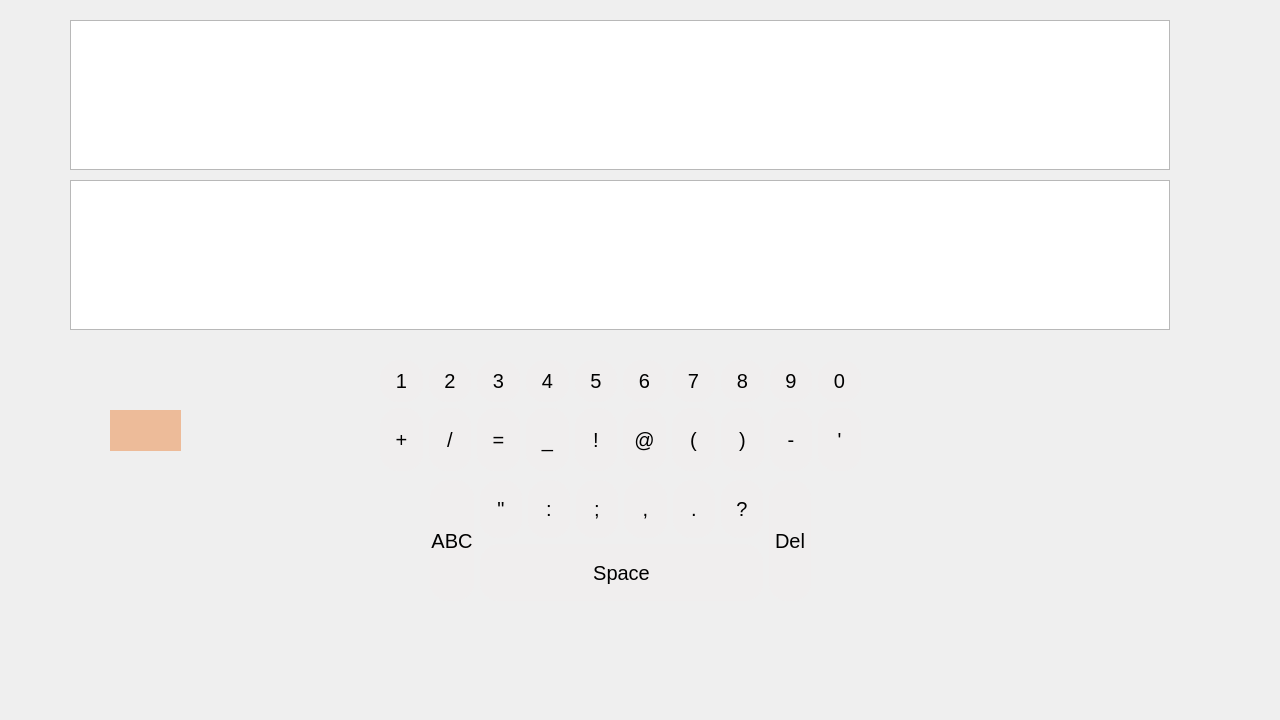
Above: src/mainwindow.ui from 1Sunny1/Morse-Code-Converter-Qt5 before the change. Below: the same form after it.
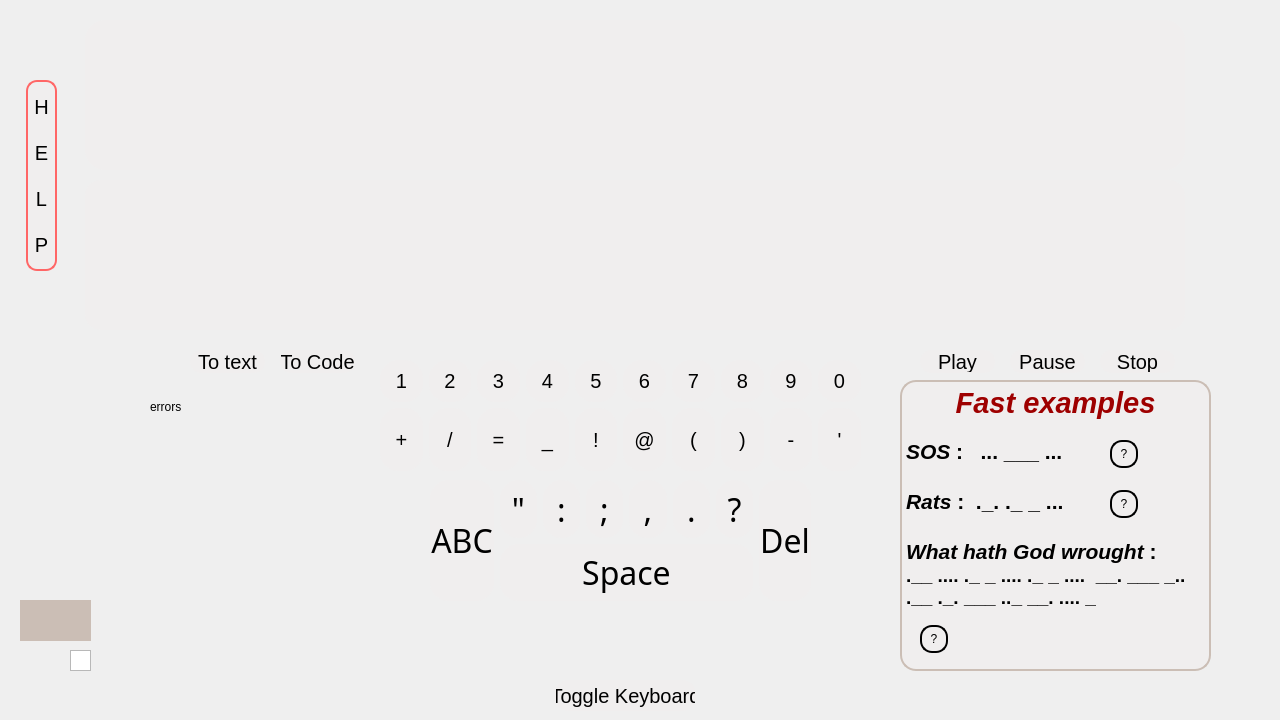
That is the form after the change. The open tabs and pages were chosen to show the change. Custom widgets are drawn as their Qt base class.

Commit message: hide scrollbar at QPlainTextEdit, minor improvements and cleaning. MOAR BUTTONS!

```diff
--- a/src/mainwindow.ui
+++ b/src/mainwindow.ui
@@ -26,11 +26,8 @@
       <height>21</height>
      </rect>
     </property>
-    <property name="font">
-     <font>
-      <family>OCR A Extended</family>
-      <pointsize>16</pointsize>
-     </font>
+    <property name="styleSheet">
+     <string notr="true"/>
     </property>
     <property name="text">
      <string/>
@@ -42,7 +39,7 @@
       <x>360</x>
       <y>350</y>
       <width>531</width>
-      <height>361</height>
+      <height>321</height>
      </rect>
     </property>
     <property name="sizePolicy">
@@ -53,8 +50,8 @@
     </property>
     <property name="styleSheet">
      <string>QPushButton {
+	font: 24pt &quot;Quite Magical&quot;;
 	border: 1px solid #f0eeee; border-radius: 18px;
-	font-size: 20px; font-family: Arial;
 	background-color: #f0eeee;
 }
 
@@ -64,9 +61,8 @@
 }
 
 QPushButton:pressed {
-	border: 2px solid red;
-}
-</string>
+	border: 2px solid #ff6666;
+}</string>
     </property>
     <property name="currentIndex">
      <number>0</number>
@@ -1963,10 +1959,18 @@
            <verstretch>3</verstretch>
           </sizepolicy>
          </property>
+         <property name="font">
+          <font>
+           <family>Quite Magical</family>
+           <pointsize>24</pointsize>
+           <weight>50</weight>
+           <italic>false</italic>
+           <bold>false</bold>
+          </font>
+         </property>
          <property name="styleSheet">
           <string notr="true">QPushButton {
 	border: 1px solid #f0eeee; border-radius: 18px;
-	font-size: 20px; font-family: Arial;
 	background-color: #f0eeee;
 }
 
@@ -1976,9 +1980,8 @@
 }
 
 QPushButton:pressed {
-	border: 2px solid red;
-}
-</string>
+	border: 2px solid #ff6666;
+}</string>
          </property>
          <property name="text">
           <string>;</string>
@@ -1993,10 +1996,18 @@
            <verstretch>3</verstretch>
           </sizepolicy>
          </property>
+         <property name="font">
+          <font>
+           <family>Quite Magical</family>
+           <pointsize>24</pointsize>
+           <weight>50</weight>
+           <italic>false</italic>
+           <bold>false</bold>
+          </font>
+         </property>
          <property name="styleSheet">
           <string notr="true">QPushButton {
 	border: 1px solid #f0eeee; border-radius: 18px;
-	font-size: 20px; font-family: Arial;
 	background-color: #f0eeee;
 }
 
@@ -2006,9 +2017,8 @@
 }
 
 QPushButton:pressed {
-	border: 2px solid red;
-}
-</string>
+	border: 2px solid #ff6666;
+}</string>
          </property>
          <property name="text">
           <string>:</string>
@@ -2023,10 +2033,18 @@
            <verstretch>3</verstretch>
           </sizepolicy>
          </property>
+         <property name="font">
+          <font>
+           <family>Quite Magical</family>
+           <pointsize>24</pointsize>
+           <weight>50</weight>
+           <italic>false</italic>
+           <bold>false</bold>
+          </font>
+         </property>
          <property name="styleSheet">
           <string notr="true">QPushButton {
 	border: 1px solid #f0eeee; border-radius: 18px;
-	font-size: 20px; font-family: Arial;
 	background-color: #f0eeee;
 }
 
@@ -2036,9 +2054,8 @@
 }
 
 QPushButton:pressed {
-	border: 2px solid red;
-}
-</string>
+	border: 2px solid #ff6666;
+}</string>
          </property>
          <property name="text">
           <string>,</string>
@@ -2053,10 +2070,18 @@
            <verstretch>3</verstretch>
           </sizepolicy>
          </property>
+         <property name="font">
+          <font>
+           <family>Quite Magical</family>
+           <pointsize>24</pointsize>
+           <weight>50</weight>
+           <italic>false</italic>
+           <bold>false</bold>
+          </font>
+         </property>
          <property name="styleSheet">
           <string notr="true">QPushButton {
 	border: 1px solid #f0eeee; border-radius: 18px;
-	font-size: 20px; font-family: Arial;
 	background-color: #f0eeee;
 }
 
@@ -2066,9 +2091,8 @@
 }
 
 QPushButton:pressed {
-	border: 2px solid red;
-}
-</string>
+	border: 2px solid #ff6666;
+}</string>
          </property>
          <property name="text">
           <string>.</string>
@@ -2083,10 +2107,18 @@
            <verstretch>3</verstretch>
           </sizepolicy>
          </property>
+         <property name="font">
+          <font>
+           <family>Quite Magical</family>
+           <pointsize>24</pointsize>
+           <weight>50</weight>
+           <italic>false</italic>
+           <bold>false</bold>
+          </font>
+         </property>
          <property name="styleSheet">
           <string notr="true">QPushButton {
 	border: 1px solid #f0eeee; border-radius: 18px;
-	font-size: 20px; font-family: Arial;
 	background-color: #f0eeee;
 }
 
@@ -2096,9 +2128,8 @@
 }
 
 QPushButton:pressed {
-	border: 2px solid red;
-}
-</string>
+	border: 2px solid #ff6666;
+}</string>
          </property>
          <property name="text">
           <string>?</string>
@@ -2113,10 +2144,18 @@
            <verstretch>3</verstretch>
           </sizepolicy>
          </property>
+         <property name="font">
+          <font>
+           <family>Quite Magical</family>
+           <pointsize>24</pointsize>
+           <weight>50</weight>
+           <italic>false</italic>
+           <bold>false</bold>
+          </font>
+         </property>
          <property name="styleSheet">
           <string notr="true">QPushButton {
 	border: 1px solid #f0eeee; border-radius: 18px;
-	font-size: 20px; font-family: Arial;
 	background-color: #f0eeee;
 }
 
@@ -2126,9 +2165,8 @@
 }
 
 QPushButton:pressed {
-	border: 2px solid red;
-}
-</string>
+	border: 2px solid #ff6666;
+}</string>
          </property>
          <property name="text">
           <string>&quot;</string>
@@ -2143,10 +2181,18 @@
            <verstretch>3</verstretch>
           </sizepolicy>
          </property>
+         <property name="font">
+          <font>
+           <family>Quite Magical</family>
+           <pointsize>24</pointsize>
+           <weight>50</weight>
+           <italic>false</italic>
+           <bold>false</bold>
+          </font>
+         </property>
          <property name="styleSheet">
           <string notr="true">QPushButton {
 	border: 1px solid #f0eeee; border-radius: 18px;
-	font-size: 20px; font-family: Arial;
 	background-color: #f0eeee;
 }
 
@@ -2156,9 +2202,8 @@
 }
 
 QPushButton:pressed {
-	border: 2px solid red;
-}
-</string>
+	border: 2px solid #ff6666;
+}</string>
          </property>
          <property name="text">
           <string>Del</string>
@@ -2173,10 +2218,21 @@
            <verstretch>3</verstretch>
           </sizepolicy>
          </property>
+         <property name="font">
+          <font>
+           <family>Quite Magical</family>
+           <pointsize>24</pointsize>
+           <weight>50</weight>
+           <italic>false</italic>
+           <bold>false</bold>
+          </font>
+         </property>
+         <property name="toolTipDuration">
+          <number>1</number>
+         </property>
          <property name="styleSheet">
           <string notr="true">QPushButton {
 	border: 1px solid #f0eeee; border-radius: 18px;
-	font-size: 20px; font-family: Arial;
 	background-color: #f0eeee;
 }
 
@@ -2186,9 +2242,8 @@
 }
 
 QPushButton:pressed {
-	border: 2px solid red;
-}
-</string>
+	border: 2px solid #ff6666;
+}</string>
          </property>
          <property name="text">
           <string>ABC</string>
@@ -2203,10 +2258,18 @@
            <verstretch>3</verstretch>
           </sizepolicy>
          </property>
+         <property name="font">
+          <font>
+           <family>Quite Magical</family>
+           <pointsize>24</pointsize>
+           <weight>50</weight>
+           <italic>false</italic>
+           <bold>false</bold>
+          </font>
+         </property>
          <property name="styleSheet">
           <string notr="true">QPushButton {
 	border: 1px solid #f0eeee; border-radius: 18px;
-	font-size: 20px; font-family: Arial;
 	background-color: #f0eeee;
 }
 
@@ -2216,9 +2279,8 @@
 }
 
 QPushButton:pressed {
-	border: 2px solid red;
-}
-</string>
+	border: 2px solid #ff6666;
+}</string>
          </property>
          <property name="text">
           <string>Space</string>
@@ -2232,15 +2294,15 @@
    <widget class="QLabel" name="label_2">
     <property name="geometry">
      <rect>
-      <x>110</x>
-      <y>410</y>
+      <x>20</x>
+      <y>600</y>
       <width>71</width>
       <height>41</height>
      </rect>
     </property>
     <property name="styleSheet">
      <string notr="true">QLabel {
-	background-color: #edbb99;
+	background-color: #cbbeb5;
 }</string>
     </property>
     <property name="text">
@@ -2256,11 +2318,8 @@
       <height>21</height>
      </rect>
     </property>
-    <property name="font">
-     <font>
-      <family>OCR A Extended</family>
-      <pointsize>16</pointsize>
-     </font>
+    <property name="styleSheet">
+     <string notr="true"/>
     </property>
     <property name="text">
      <string/>
@@ -2275,11 +2334,8 @@
       <height>21</height>
      </rect>
     </property>
-    <property name="font">
-     <font>
-      <family>OCR A Extended</family>
-      <pointsize>16</pointsize>
-     </font>
+    <property name="styleSheet">
+     <string notr="true"/>
     </property>
     <property name="text">
      <string/>
@@ -2288,17 +2344,14 @@
    <widget class="QLabel" name="label_5">
     <property name="geometry">
      <rect>
-      <x>10</x>
-      <y>170</y>
+      <x>20</x>
+      <y>210</y>
       <width>31</width>
       <height>21</height>
      </rect>
     </property>
-    <property name="font">
-     <font>
-      <family>OCR A Extended</family>
-      <pointsize>16</pointsize>
-     </font>
+    <property name="styleSheet">
+     <string notr="true"/>
     </property>
     <property name="text">
      <string/>
@@ -2307,58 +2360,441 @@
    <widget class="QLabel" name="label_6">
     <property name="geometry">
      <rect>
-      <x>10</x>
-      <y>200</y>
+      <x>20</x>
+      <y>100</y>
       <width>31</width>
       <height>21</height>
      </rect>
     </property>
-    <property name="font">
-     <font>
-      <family>OCR A Extended</family>
-      <pointsize>16</pointsize>
-     </font>
+    <property name="styleSheet">
+     <string notr="true"/>
     </property>
     <property name="text">
      <string/>
     </property>
    </widget>
-   <widget class="QTextEdit" name="convertedText">
+   <widget class="QPlainTextEdit" name="convertedText">
     <property name="geometry">
      <rect>
-      <x>70</x>
+      <x>85</x>
       <y>180</y>
       <width>1100</width>
       <height>150</height>
      </rect>
     </property>
     <property name="styleSheet">
-     <string>QPushButton {
-	border: 1px solid black; border-radius: 10px;
+     <string notr="true">QPlainTextEdit {
+	border: 2px solid #f0eeee;
+	background-color: palette(base);
+	background-color: #f0eeee;
+	border-radius: 16px;
+	font: 40px;
 }
-
-QPushButton : hover {
-	cursor: pointer;
-}</string>
+</string>
     </property>
    </widget>
-   <widget class="QTextEdit" name="userText">
+   <widget class="QPlainTextEdit" name="userText">
     <property name="geometry">
      <rect>
-      <x>70</x>
+      <x>85</x>
       <y>20</y>
       <width>1100</width>
       <height>150</height>
      </rect>
     </property>
     <property name="styleSheet">
-     <string>QPushButton {
-	border: 1px solid black; border-radius: 10px;
+     <string notr="true">QPlainTextEdit {
+	border: 2px solid #f0eeee;
+	background-color: palette(base);
+	background-color: #f0eeee;
+	border-radius: 20px;
 }
+</string>
+    </property>
+   </widget>
+   <widget class="PushButtonHover" name="pushButton">
+    <property name="geometry">
+     <rect>
+      <x>555</x>
+      <y>680</y>
+      <width>141</width>
+      <height>31</height>
+     </rect>
+    </property>
+    <property name="styleSheet">
+     <string notr="true">QPushButton {
+	border: 1px solid #f0eeee; border-radius: 14px;
+	background-color: #f0eeee;
+	font-size: 20px;
+}
 
-QPushButton : hover {
-	cursor: pointer;
+QPushButton:hover {
+	background-color: #f5f5dc;
+	border: 2px solid #f5f5dc;
+}
+
+QPushButton:pressed {
+	border: 2px solid #ff6666;
 }</string>
+    </property>
+    <property name="text">
+     <string>Toggle Keyboard</string>
+    </property>
+   </widget>
+   <widget class="QLabel" name="label_7">
+    <property name="geometry">
+     <rect>
+      <x>150</x>
+      <y>400</y>
+      <width>47</width>
+      <height>13</height>
+     </rect>
+    </property>
+    <property name="text">
+     <string>errors</string>
+    </property>
+   </widget>
+   <widget class="PushButtonHover" name="pushButton_64">
+    <property name="geometry">
+     <rect>
+      <x>920</x>
+      <y>350</y>
+      <width>75</width>
+      <height>23</height>
+     </rect>
+    </property>
+    <property name="styleSheet">
+     <string notr="true">QPushButton {
+	border: 1px solid #f0eeee; border-radius: 11px;
+	background-color: #f0eeee;
+	font-size: 20px;
+}
+
+QPushButton:hover {
+	background-color: #f5f5dc;
+	border: 2px solid #f5f5dc;
+}
+
+QPushButton:pressed {
+	border: 2px solid #ff6666;
+}</string>
+    </property>
+    <property name="text">
+     <string>Play</string>
+    </property>
+   </widget>
+   <widget class="PushButtonHover" name="pushButton_71">
+    <property name="geometry">
+     <rect>
+      <x>280</x>
+      <y>350</y>
+      <width>75</width>
+      <height>23</height>
+     </rect>
+    </property>
+    <property name="styleSheet">
+     <string notr="true">QPushButton {
+	border: 1px solid #f0eeee; border-radius: 11px;
+	background-color: #f0eeee;
+	font-size: 20px;
+}
+
+QPushButton:hover {
+	background-color: #f5f5dc;
+	border: 2px solid #f5f5dc;
+}
+
+QPushButton:pressed {
+	border: 2px solid #ff6666;
+}</string>
+    </property>
+    <property name="text">
+     <string>To Code</string>
+    </property>
+   </widget>
+   <widget class="PushButtonHover" name="pushButton_73">
+    <property name="geometry">
+     <rect>
+      <x>190</x>
+      <y>350</y>
+      <width>75</width>
+      <height>23</height>
+     </rect>
+    </property>
+    <property name="styleSheet">
+     <string notr="true">QPushButton {
+	border: 1px solid #f0eeee; border-radius: 11px;
+	background-color: #f0eeee;
+	font-size: 20px;
+}
+
+QPushButton:hover {
+	background-color: #f5f5dc;
+	border: 2px solid #f5f5dc;
+}
+
+QPushButton:pressed {
+	border: 2px solid #ff6666;
+}</string>
+    </property>
+    <property name="text">
+     <string>To text</string>
+    </property>
+   </widget>
+   <widget class="QGraphicsView" name="graphicsView">
+    <property name="geometry">
+     <rect>
+      <x>70</x>
+      <y>650</y>
+      <width>21</width>
+      <height>21</height>
+     </rect>
+    </property>
+   </widget>
+   <widget class="QTextBrowser" name="textBrowser">
+    <property name="geometry">
+     <rect>
+      <x>900</x>
+      <y>380</y>
+      <width>311</width>
+      <height>291</height>
+     </rect>
+    </property>
+    <property name="styleSheet">
+     <string notr="true">QTextBrowser {
+	border: 2px solid #cbbeb5;
+    border-radius:16px;
+    background-color: palette(base);
+	background-color: #f0eeee;
+	font: &quot;Quite Magical&quot;;
+}</string>
+    </property>
+    <property name="html">
+     <string>&lt;!DOCTYPE HTML PUBLIC &quot;-//W3C//DTD HTML 4.0//EN&quot; &quot;http://www.w3.org/TR/REC-html40/strict.dtd&quot;&gt;
+&lt;html&gt;&lt;head&gt;&lt;meta name=&quot;qrichtext&quot; content=&quot;1&quot; /&gt;&lt;style type=&quot;text/css&quot;&gt;
+p, li { white-space: pre-wrap; }
+&lt;/style&gt;&lt;/head&gt;&lt;body style=&quot; font-family:'MS Shell Dlg 2'; font-size:8.25pt; font-weight:400; font-style:normal;&quot;&gt;
+&lt;p align=&quot;center&quot; style=&quot; margin-top:0px; margin-bottom:0px; margin-left:0px; margin-right:0px; -qt-block-indent:0; text-indent:0px;&quot;&gt;&lt;span style=&quot; font-family:'MS Shell Dlg 2'; font-size:22pt; font-weight:600; font-style:italic; color:#9e0000;&quot;&gt;Fast examples&lt;/span&gt;&lt;/p&gt;
+&lt;p align=&quot;center&quot; style=&quot;-qt-paragraph-type:empty; margin-top:0px; margin-bottom:0px; margin-left:0px; margin-right:0px; -qt-block-indent:0; text-indent:0px; font-family:'MS Shell Dlg 2'; font-size:12pt; font-weight:600; font-style:italic; color:#9e0000;&quot;&gt;&lt;br /&gt;&lt;/p&gt;
+&lt;p style=&quot; margin-top:0px; margin-bottom:0px; margin-left:0px; margin-right:0px; -qt-block-indent:0; text-indent:0px;&quot;&gt;&lt;span style=&quot; font-family:'MS Shell Dlg 2'; font-size:16pt; font-weight:600; font-style:italic; color:#000000;&quot;&gt;SOS &lt;/span&gt;&lt;span style=&quot; font-family:'MS Shell Dlg 2'; font-size:16pt; font-weight:600; color:#000000;&quot;&gt;:  &lt;/span&gt;&lt;span style=&quot; font-family:'MS Shell Dlg 2'; font-size:16pt;&quot;&gt; &lt;/span&gt;&lt;span style=&quot; font-family:'MS Shell Dlg 2'; font-size:16pt; font-weight:600;&quot;&gt;... ___ ... &lt;/span&gt;&lt;/p&gt;
+&lt;p style=&quot;-qt-paragraph-type:empty; margin-top:0px; margin-bottom:0px; margin-left:0px; margin-right:0px; -qt-block-indent:0; text-indent:0px; font-family:'MS Shell Dlg 2'; font-size:16pt;&quot;&gt;&lt;br /&gt;&lt;/p&gt;
+&lt;p style=&quot; margin-top:0px; margin-bottom:0px; margin-left:0px; margin-right:0px; -qt-block-indent:0; text-indent:0px;&quot;&gt;&lt;a name=&quot;__w2_wDdcZq8c4_answer_content&quot;&gt;&lt;/a&gt;&lt;span style=&quot; font-family:'MS Shell Dlg 2'; font-size:16pt; font-weight:600; font-style:italic;&quot;&gt;R&lt;/span&gt;&lt;span style=&quot; font-family:'MS Shell Dlg 2'; font-size:16pt; font-weight:600; font-style:italic;&quot;&gt;ats &lt;/span&gt;&lt;span style=&quot; font-family:'MS Shell Dlg 2'; font-size:16pt; font-weight:600;&quot;&gt;:&lt;/span&gt;&lt;span style=&quot; font-family:'MS Shell Dlg 2'; font-size:16pt;&quot;&gt;  &lt;/span&gt;&lt;span style=&quot; font-family:'MS Shell Dlg 2'; font-size:16pt; font-weight:600;&quot;&gt;._. ._ _ ... &lt;/span&gt;&lt;/p&gt;
+&lt;p style=&quot;-qt-paragraph-type:empty; margin-top:0px; margin-bottom:0px; margin-left:0px; margin-right:0px; -qt-block-indent:0; text-indent:0px; font-family:'MS Shell Dlg 2'; font-size:16pt;&quot;&gt;&lt;br /&gt;&lt;/p&gt;
+&lt;p style=&quot; margin-top:0px; margin-bottom:0px; margin-left:0px; margin-right:0px; -qt-block-indent:0; text-indent:0px;&quot;&gt;&lt;a name=&quot;__w2_wDdcZq8c4_answer_content&quot;&gt;&lt;/a&gt;&lt;span style=&quot; font-family:'MS Shell Dlg 2'; font-size:16pt; font-weight:600; font-style:italic;&quot;&gt;W&lt;/span&gt;&lt;span style=&quot; font-family:'MS Shell Dlg 2'; font-size:16pt; font-weight:600; font-style:italic;&quot;&gt;hat hath God wrought &lt;/span&gt;&lt;span style=&quot; font-family:'MS Shell Dlg 2'; font-size:16pt; font-weight:600;&quot;&gt;:&lt;/span&gt;&lt;/p&gt;
+&lt;p style=&quot; margin-top:0px; margin-bottom:0px; margin-left:0px; margin-right:0px; -qt-block-indent:0; text-indent:0px;&quot;&gt;&lt;span style=&quot; font-family:'MS Shell Dlg 2'; font-size:14pt; font-weight:600;&quot;&gt;.__ .... ._ _ .... ._ _ ....  __. ___ _.. .__ ._. ___ .._ __. .... _&lt;/span&gt;&lt;/p&gt;&lt;/body&gt;&lt;/html&gt;</string>
+    </property>
+   </widget>
+   <widget class="PushButtonHover" name="pushButton_74">
+    <property name="geometry">
+     <rect>
+      <x>1010</x>
+      <y>350</y>
+      <width>75</width>
+      <height>23</height>
+     </rect>
+    </property>
+    <property name="styleSheet">
+     <string notr="true">QPushButton {
+	border: 1px solid #f0eeee; border-radius: 11px;
+	background-color: #f0eeee;
+	font-size: 20px;
+}
+
+QPushButton:hover {
+	background-color: #f5f5dc;
+	border: 2px solid #f5f5dc;
+}
+
+QPushButton:pressed {
+	border: 2px solid #ff6666;
+}</string>
+    </property>
+    <property name="text">
+     <string>Pause</string>
+    </property>
+   </widget>
+   <widget class="PushButtonHover" name="pushButton_75">
+    <property name="geometry">
+     <rect>
+      <x>1100</x>
+      <y>350</y>
+      <width>75</width>
+      <height>23</height>
+     </rect>
+    </property>
+    <property name="styleSheet">
+     <string notr="true">QPushButton {
+	border: 1px solid #f0eeee; border-radius: 11px;
+	background-color: #f0eeee;
+	font-size: 20px;
+}
+
+QPushButton:hover {
+	background-color: #f5f5dc;
+	border: 2px solid #f5f5dc;
+}
+
+QPushButton:pressed {
+	border: 2px solid #ff6666;
+}</string>
+    </property>
+    <property name="text">
+     <string>Stop</string>
+    </property>
+   </widget>
+   <widget class="PushButtonHover" name="pushButton_76">
+    <property name="geometry">
+     <rect>
+      <x>1110</x>
+      <y>440</y>
+      <width>28</width>
+      <height>28</height>
+     </rect>
+    </property>
+    <property name="toolTip">
+     <string>About</string>
+    </property>
+    <property name="styleSheet">
+     <string notr="true">QPushButton {
+	font: 22pt &quot;Quite Magical&quot;;
+	border: 2px solid black; border-radius: 12px;
+	background-color: #f0eeee;
+	max-width:24px;
+ 	max-height:24px;
+ 	min-width:24px;
+ 	min-height:24px;
+}
+ 
+QPushButton:hover {
+	color: #e4002b;
+	background-color: #f1b10a;
+	border: 2px solid black;
+}
+
+QPushButton:pressed {
+	border: 3px solid grey;
+}</string>
+    </property>
+    <property name="text">
+     <string>?</string>
+    </property>
+   </widget>
+   <widget class="PushButtonHover" name="pushButton_77">
+    <property name="geometry">
+     <rect>
+      <x>1110</x>
+      <y>490</y>
+      <width>28</width>
+      <height>28</height>
+     </rect>
+    </property>
+    <property name="toolTip">
+     <string>About</string>
+    </property>
+    <property name="styleSheet">
+     <string notr="true">QPushButton {
+	font: 22pt &quot;Quite Magical&quot;;
+	border: 2px solid black; border-radius: 12px;
+	background-color: #f0eeee;
+	max-width:24px;
+ 	max-height:24px;
+ 	min-width:24px;
+ 	min-height:24px;
+}
+ 
+QPushButton:hover {
+	color: #e4002b;
+	background-color: #f1b10a;
+	border: 2px solid black;
+}
+
+QPushButton:pressed {
+	border: 3px solid grey;
+}</string>
+    </property>
+    <property name="text">
+     <string>?</string>
+    </property>
+   </widget>
+   <widget class="PushButtonHover" name="pushButton_78">
+    <property name="geometry">
+     <rect>
+      <x>920</x>
+      <y>625</y>
+      <width>28</width>
+      <height>28</height>
+     </rect>
+    </property>
+    <property name="toolTip">
+     <string>About</string>
+    </property>
+    <property name="toolTipDuration">
+     <number>-1</number>
+    </property>
+    <property name="statusTip">
+     <string/>
+    </property>
+    <property name="whatsThis">
+     <string/>
+    </property>
+    <property name="styleSheet">
+     <string notr="true">QPushButton {
+	font: 22pt &quot;Quite Magical&quot;;
+	border: 2px solid black; border-radius: 12px;
+	background-color: #f0eeee;
+	max-width:24px;
+ 	max-height:24px;
+ 	min-width:24px;
+ 	min-height:24px;
+}
+ 
+QPushButton:hover {
+	color: #e4002b;
+	background-color: #f1b10a;
+	border: 2px solid black;
+}
+
+QPushButton:pressed {
+	border: 3px solid grey;
+}</string>
+    </property>
+    <property name="text">
+     <string>?</string>
+    </property>
+   </widget>
+   <widget class="PushButtonHover" name="pushButton_79">
+    <property name="geometry">
+     <rect>
+      <x>26</x>
+      <y>80</y>
+      <width>31</width>
+      <height>191</height>
+     </rect>
+    </property>
+    <property name="styleSheet">
+     <string notr="true">QPushButton {
+	border: 2px solid #ff6666; border-radius: 11px;
+	background-color: #f0eeee;
+	font-size: 20px;
+}
+
+QPushButton:hover {
+	background-color: #f5f5dc;
+	border: 2px solid #ff6666;
+}
+
+QPushButton:pressed {
+	border: 2px solid #420420;
+}</string>
+    </property>
+    <property name="text">
+     <string>H
+
+E
+
+L
+
+P</string>
     </property>
    </widget>
    <zorder>label_2</zorder>
```
Left out of the diff: 833 changed lines with no effect on the pictures. The commit also changes 15 other files.
